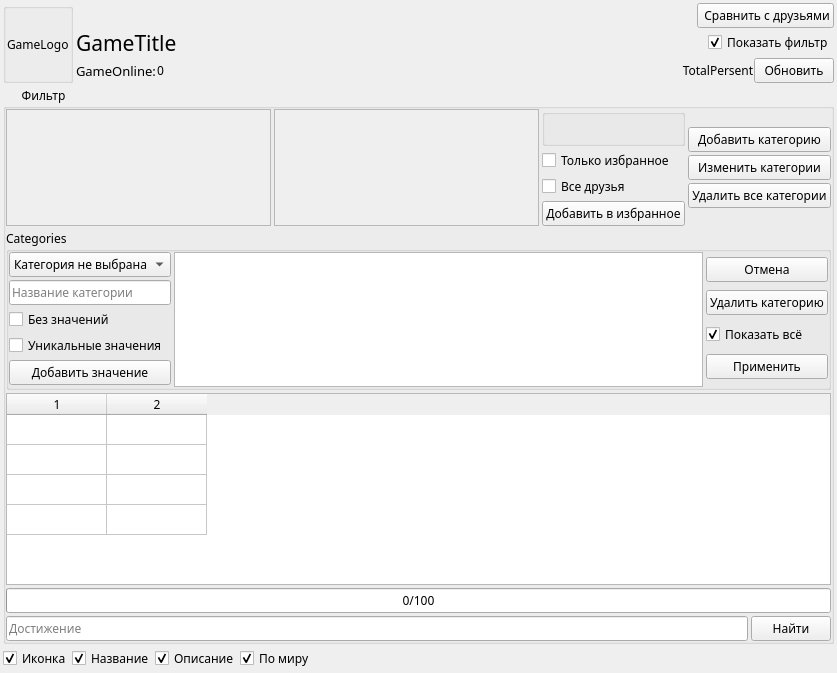
Qt form AraSteamManager/AchievementsSubForms/formachievements.ui (Arankir/AraSteamManager) before a commit.
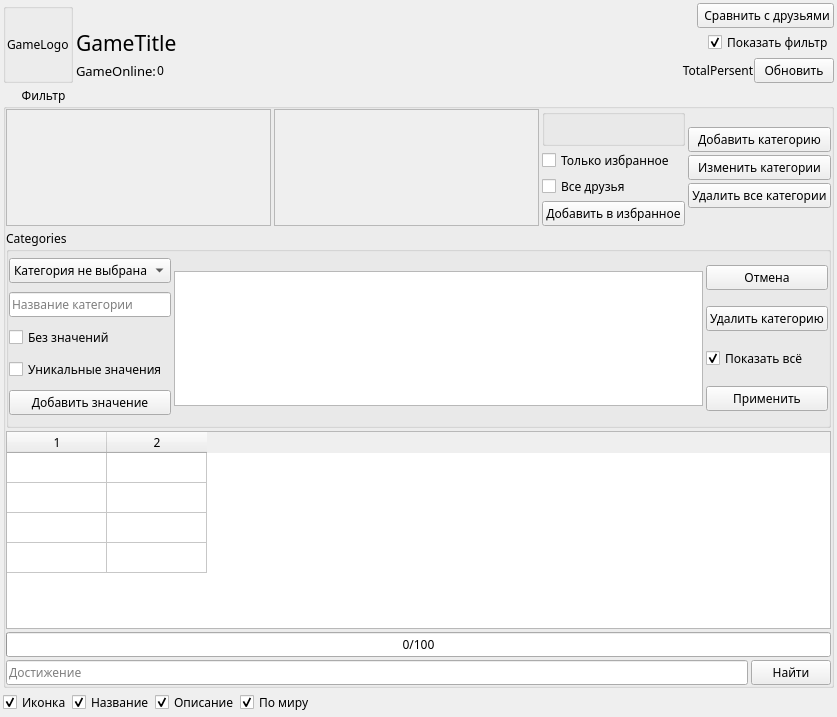
The same form after that commit.

The edit to the form file:
```diff
--- a/AraSteamManager/AchievementsSubForms/formachievements.ui
+++ b/AraSteamManager/AchievementsSubForms/formachievements.ui
@@ -7,7 +7,7 @@
     <x>0</x>
     <y>0</y>
     <width>837</width>
-    <height>656</height>
+    <height>717</height>
    </rect>
   </property>
   <property name="font">
```
